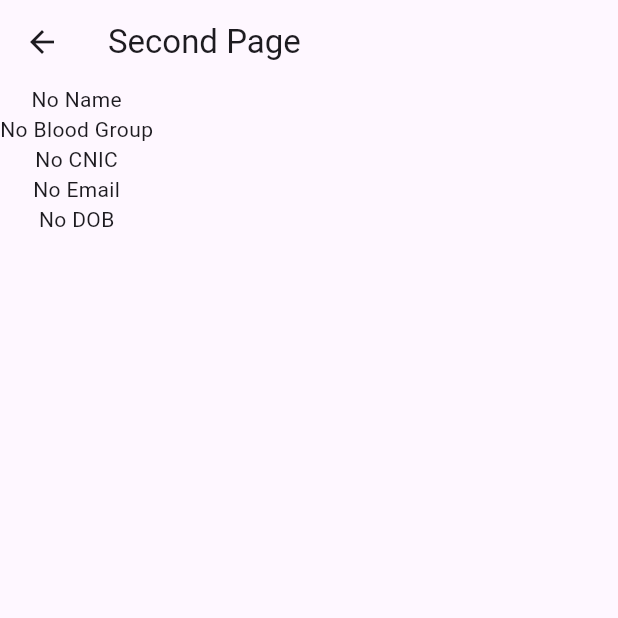
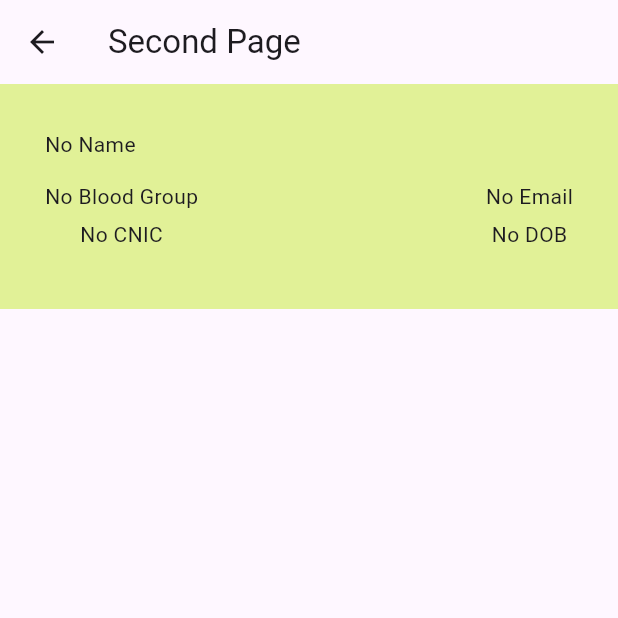
Before and after one commit to ShahzaibShahbaz/Student-Portal-App, a Flutter app: the SecondPage screen opened directly, on a phone screen of 412 x 824 dp, the top half of it. Run offline on Flutter 3.47's test engine with Material 3 defaults, Android fonts, the light colour scheme and no system bars; our stand-ins replace cloud_firestore, firebase_auth, firebase_core, get; missing offline and left inert: dart:html, dart:js; accounts and stored records are empty.

Commit message:
Updated homepage a bit
Adding box

```diff
--- a/lib/second_page.dart
+++ b/lib/second_page.dart
@@ -38,20 +38,48 @@ class SecondPage extends StatelessWidget {
             return Text('No Data...');
           } else {
             List<QueryDocumentSnapshot> items = userSnapshot.data!.docs;
-            return Column(
-              crossAxisAlignment: CrossAxisAlignment.center,
+            return Container(
+              padding: EdgeInsets.all(30),
+              width: 450,
+              height: 150,
+
+              color: Color(0xFFE1F197),
+              child: Column(
+                children: [
+                  Row(
                     children: [
                       Text(items.isNotEmpty ? items[0]['name'] : 'No Name'),
+                    ],
+                  ),
+                  SizedBox(height: 15,),
+                  Row(
+                      mainAxisAlignment: MainAxisAlignment.spaceBetween,
+                      children: [
+                        Column(
+                          //crossAxisAlignment: CrossAxisAlignment.center,
+                          children: [
                             Text(items.isNotEmpty ? items[0]['blood_group'] : 'No Blood Group'),
+                            SizedBox(height: 5,),
                             Text(items.isNotEmpty ? items[0]['CNIC'] : 'No CNIC'),
+                          ],
+                        ),
+                        SizedBox(width: 30),
+                        Column(
+                            children: [
                               Text(items.isNotEmpty ? items[0]['email'] : 'No Email'),
+                              SizedBox(height: 5,),
                               Text(items.isNotEmpty ?
                               (items[0]['DOB'] != null ?
                               items[0]['DOB'].toDate().toString() :
                               'No DOB'
                               ) :
                               'No DOB',),
+                            ]
+                        )
+                      ]
+                  )
                 ],
+              ),
             );
           }
         },
```
Lines whose indentation alone changed are shown as unchanged.
